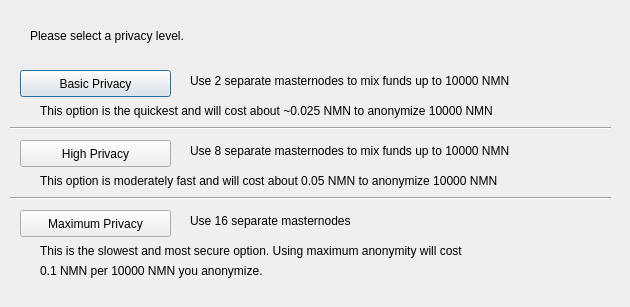
99Masternodes/NMN, file src/qt/forms/obfuscationconfig.ui: the form before one commit.
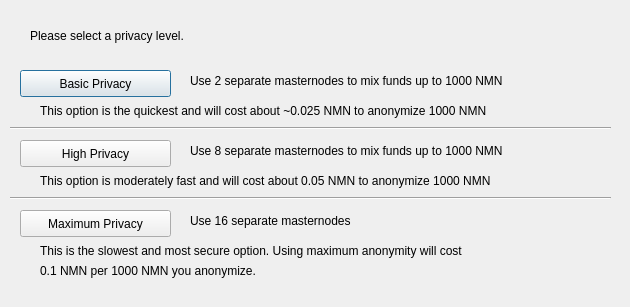
The form after the commit.

Patch:
```diff
--- a/src/qt/forms/obfuscationconfig.ui
+++ b/src/qt/forms/obfuscationconfig.ui
@@ -75,7 +75,7 @@
     </rect>
    </property>
    <property name="text">
-    <string>Use 2 separate masternodes to mix funds up to 10000 NMN</string>
+    <string>Use 2 separate masternodes to mix funds up to 1000 NMN</string>
    </property>
   </widget>
   <widget class="QLabel" name="label_3">
@@ -88,7 +88,7 @@
     </rect>
    </property>
    <property name="text">
-    <string>Use 8 separate masternodes to mix funds up to 10000 NMN</string>
+    <string>Use 8 separate masternodes to mix funds up to 1000 NMN</string>
    </property>
   </widget>
   <widget class="QLabel" name="label_4">
@@ -114,7 +114,7 @@
     </rect>
    </property>
    <property name="text">
-    <string>This option is the quickest and will cost about ~0.025 NMN to anonymize 10000 NMN</string>
+    <string>This option is the quickest and will cost about ~0.025 NMN to anonymize 1000 NMN</string>
    </property>
   </widget>
   <widget class="QLabel" name="label_7">
@@ -127,7 +127,7 @@
     </rect>
    </property>
    <property name="text">
-    <string>This option is moderately fast and will cost about 0.05 NMN to anonymize 10000 NMN</string>
+    <string>This option is moderately fast and will cost about 0.05 NMN to anonymize 1000 NMN</string>
    </property>
   </widget>
   <widget class="QLabel" name="label_8">
@@ -153,7 +153,7 @@
     </rect>
    </property>
    <property name="text">
-    <string>0.1 NMN per 10000 NMN you anonymize.</string>
+    <string>0.1 NMN per 1000 NMN you anonymize.</string>
    </property>
   </widget>
   <widget class="Line" name="line">
```
